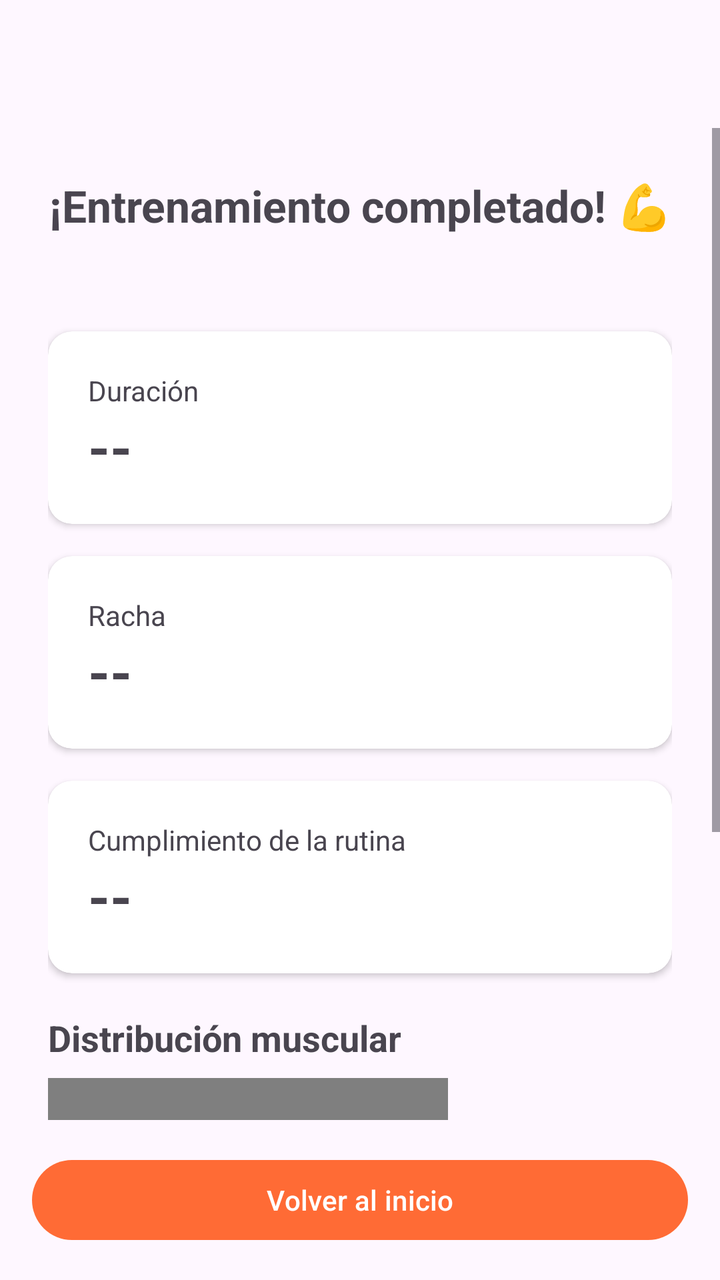
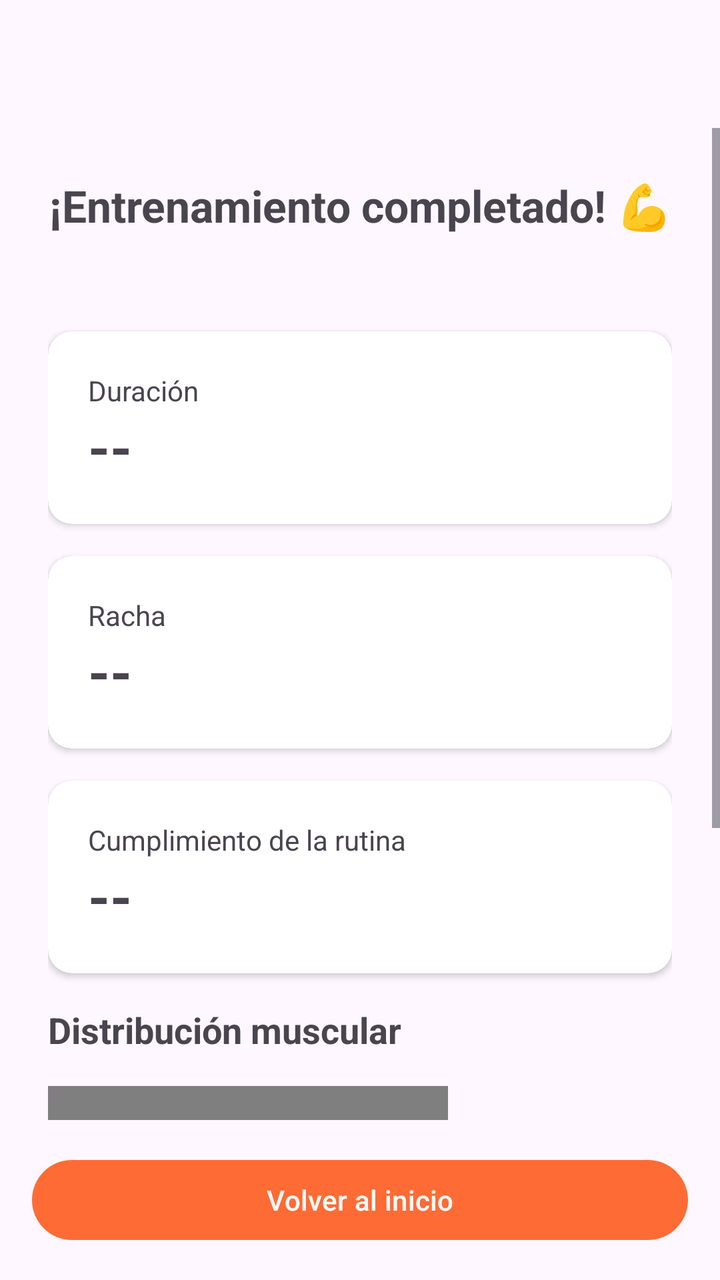

The first picture is an Android layout as it rendered before a commit; the second is the same layout after the commit. The layout source and the unified diff follow.
<!-- AndroidManifest.xml: application theme Theme.IronQuest -->
<!-- res/layout/activity_session_summary.xml -->
<?xml version="1.0" encoding="utf-8"?>
<LinearLayout xmlns:android="http://schemas.android.com/apk/res/android"
    xmlns:app="http://schemas.android.com/apk/res-auto"
    android:layout_width="match_parent"
    android:layout_height="match_parent"
    android:orientation="vertical">

    <com.google.android.material.appbar.MaterialToolbar
        android:id="@+id/toolbar"
        android:layout_width="match_parent"
        android:layout_height="?attr/actionBarSize"
        android:title="Resumen del entrenamiento" />

    <ScrollView
        android:layout_width="match_parent"
        android:layout_height="0dp"
        android:layout_weight="1">

        <LinearLayout
            android:layout_width="match_parent"
            android:layout_height="wrap_content"
            android:orientation="vertical"
            android:padding="24dp">

            <TextView
                android:id="@+id/text_titulo_felicitacion"
                android:layout_width="match_parent"
                android:layout_height="wrap_content"
                android:text="¡Entrenamiento completado! 💪"
                android:textStyle="bold"
                android:textSize="22sp"
                android:gravity="center" />

            <TextView
                android:id="@+id/text_rutina_nombre"
                android:layout_width="match_parent"
                android:layout_height="wrap_content"
                android:layout_marginTop="4dp"
                android:gravity="center"
                android:textSize="15sp" />

            <include
                android:id="@+id/card_sugerencias"
                layout="@layout/card_sugerencias" />

            <androidx.cardview.widget.CardView
                android:layout_width="match_parent"
                android:layout_height="wrap_content"
                android:layout_marginTop="24dp"
                app:cardCornerRadius="12dp"
                app:cardElevation="2dp">

                <LinearLayout
                    android:layout_width="match_parent"
                    android:layout_height="wrap_content"
                    android:orientation="vertical"
                    android:padding="20dp">

                    <TextView
                        android:layout_width="match_parent"
                        android:layout_height="wrap_content"
                        android:text="Duración"
                        android:textSize="14sp" />

                    <TextView
                        android:id="@+id/text_duracion"
                        android:layout_width="match_parent"
                        android:layout_height="wrap_content"
                        android:textStyle="bold"
                        android:textSize="28sp"
                        android:text="--" />

                </LinearLayout>

            </androidx.cardview.widget.CardView>

            <androidx.cardview.widget.CardView
                android:layout_width="match_parent"
                android:layout_height="wrap_content"
                android:layout_marginTop="16dp"
                app:cardCornerRadius="12dp"
                app:cardElevation="2dp">

                <LinearLayout
                    android:layout_width="match_parent"
                    android:layout_height="wrap_content"
                    android:orientation="vertical"
                    android:padding="20dp">

                    <TextView
                        android:layout_width="match_parent"
                        android:layout_height="wrap_content"
                        android:text="Racha"
                        android:textSize="14sp" />

                    <TextView
                        android:id="@+id/text_racha"
                        android:layout_width="match_parent"
                        android:layout_height="wrap_content"
                        android:textStyle="bold"
                        android:textSize="28sp"
                        android:text="--" />

                </LinearLayout>

            </androidx.cardview.widget.CardView>

            <androidx.cardview.widget.CardView
                android:layout_width="match_parent"
                android:layout_height="wrap_content"
                android:layout_marginTop="16dp"
                app:cardCornerRadius="12dp"
                app:cardElevation="2dp">

                <LinearLayout
                    android:layout_width="match_parent"
                    android:layout_height="wrap_content"
                    android:orientation="vertical"
                    android:padding="20dp">

                    <TextView
                        android:layout_width="match_parent"
                        android:layout_height="wrap_content"
                        android:text="Cumplimiento de la rutina"
                        android:textSize="14sp" />

                    <TextView
                        android:id="@+id/text_cumplimiento"
                        android:layout_width="match_parent"
                        android:layout_height="wrap_content"
                        android:textStyle="bold"
                        android:textSize="28sp"
                        android:text="--" />

                </LinearLayout>

            </androidx.cardview.widget.CardView>

            <include
                android:id="@+id/view_pie_sesion"
                layout="@layout/view_pie_chart_con_leyenda" />

        </LinearLayout>

    </ScrollView>

    <com.google.android.material.button.MaterialButton
        android:id="@+id/button_volver_inicio"
        android:layout_width="match_parent"
        android:layout_height="wrap_content"
        android:layout_margin="16dp"
        android:text="Volver al inicio" />

</LinearLayout>
<!-- res/layout/card_sugerencias.xml (included above) -->
<?xml version="1.0" encoding="utf-8"?>
<com.google.android.material.card.MaterialCardView xmlns:android="http://schemas.android.com/apk/res/android"
    xmlns:app="http://schemas.android.com/apk/res-auto"
    android:id="@+id/card_sugerencias"
    android:layout_width="match_parent"
    android:layout_height="wrap_content"
    android:layout_marginTop="16dp"
    android:visibility="gone"
    app:cardElevation="2dp">

    <LinearLayout
        android:layout_width="match_parent"
        android:layout_height="wrap_content"
        android:orientation="vertical"
        android:padding="20dp">

        <LinearLayout
            android:layout_width="match_parent"
            android:layout_height="wrap_content"
            android:orientation="horizontal"
            android:gravity="center_vertical">

            <LinearLayout
                android:layout_width="0dp"
                android:layout_height="wrap_content"
                android:layout_weight="1"
                android:orientation="vertical">

                <TextView
                    android:layout_width="match_parent"
                    android:layout_height="wrap_content"
                    android:text="Sugerencias de progresión"
                    android:textStyle="bold"
                    android:textSize="18sp" />

                <TextView
                    android:layout_width="match_parent"
                    android:layout_height="wrap_content"
                    android:layout_marginTop="4dp"
                    android:text="Según tu registro, puedes ajustar estos ejercicios:"
                    android:textSize="14sp" />
            </LinearLayout>

            <com.google.android.material.button.MaterialButton
                android:id="@+id/button_aceptar_todas"
                style="@style/Widget.Material3.Button.TextButton"
                android:layout_width="wrap_content"
                android:layout_height="wrap_content"
                android:text="Aceptar todas" />

        </LinearLayout>

        <LinearLayout
            android:id="@+id/container_sugerencias"
            android:layout_width="match_parent"
            android:layout_height="wrap_content"
            android:layout_marginTop="8dp"
            android:orientation="vertical" />

    </LinearLayout>

</com.google.android.material.card.MaterialCardView>
<!-- res/layout/view_pie_chart_con_leyenda.xml (included above) -->
<?xml version="1.0" encoding="utf-8"?>
<LinearLayout xmlns:android="http://schemas.android.com/apk/res/android"
    android:layout_width="match_parent"
    android:layout_height="wrap_content"
    android:orientation="vertical"
    android:layout_marginTop="16dp">

    <TextView
        android:layout_width="match_parent"
        android:layout_height="wrap_content"
        android:text="Distribución muscular"
        android:textSize="18sp"
        android:textStyle="bold"
        android:paddingTop="4dp"
        android:paddingBottom="8dp" />

    <LinearLayout
        android:layout_width="match_parent"
        android:layout_height="wrap_content"
        android:orientation="horizontal"
        android:gravity="center_vertical">

        <com.ironquest.mvp.ui.PieChartView
            android:id="@+id/pie_chart"
            android:layout_width="200dp"
            android:layout_height="200dp" />

        <LinearLayout
            android:id="@+id/container_leyenda"
            android:layout_width="0dp"
            android:layout_height="wrap_content"
            android:layout_weight="1"
            android:orientation="vertical"
            android:layout_marginStart="16dp" />
    </LinearLayout>

    <TextView
        android:id="@+id/text_pie_vacio"
        android:layout_width="match_parent"
        android:layout_height="wrap_content"
        android:visibility="gone"
        android:paddingTop="8dp"
        android:text="Sin datos suficientes" />
</LinearLayout>
<!-- resources referenced by this layout -->
<resources>
  <style name="Theme.IronQuest" parent="Theme.Material3.DayNight.NoActionBar">
          <item name="colorPrimary">@color/ironquest_orange</item>
          <item name="colorOnPrimary">@color/ironquest_on_orange</item>
          <item name="colorPrimaryContainer">@color/ironquest_orange_container</item>
          <item name="colorOnPrimaryContainer">@color/ironquest_on_orange_container</item>
          <item name="colorSecondary">@color/ironquest_orange_dark</item>
          <item name="colorOnSecondary">@color/ironquest_on_orange</item>
          <item name="colorSecondaryContainer">@color/ironquest_orange_light</item>
          <item name="colorOnSecondaryContainer">@color/ironquest_on_orange_container</item>
          <item name="colorTertiary">@color/ironquest_orange_dark</item>
  
          <item name="bottomNavigationStyle">@style/Widget.IronQuest.BottomNavigationView</item>
          <item name="android:statusBarColor">?attr/colorSurface</item>
          <item name="android:windowLightStatusBar">@bool/window_light_status_bar</item>
      </style>
  <color name="ironquest_orange">#FF6B35</color>
  <color name="ironquest_on_orange">#FFFFFF</color>
  <color name="ironquest_orange_container">#FFDBCE</color>
  <color name="ironquest_on_orange_container">#3A0D00</color>
  <color name="ironquest_orange_dark">#E8571F</color>
  <color name="ironquest_orange_light">#FFB199</color>
  <style name="Widget.IronQuest.BottomNavigationView" parent="Widget.Material3.BottomNavigationView">
          <item name="itemIconTint">@color/nav_item_color</item>
          <item name="itemTextColor">@color/nav_item_color</item>
          <item name="itemActiveIndicatorStyle">@style/Widget.IronQuest.BottomNavigation.ActiveIndicator</item>
      </style>
  <style name="Widget.IronQuest.BottomNavigation.ActiveIndicator" parent="Widget.Material3.BottomNavigationView.ActiveIndicator">
          <item name="android:color">@android:color/transparent</item>
      </style>
</resources>

<!-- the commit's change to res/layout/activity_session_summary.xml (unified diff, before → after) -->
@@ -135,6 +135,14 @@
                 </LinearLayout>
 
             </androidx.cardview.widget.CardView>
+
+            <TextView
+                android:layout_width="match_parent"
+                android:layout_height="wrap_content"
+                android:text="Distribución muscular"
+                android:textSize="18sp"
+                android:textStyle="bold"
+                android:layout_marginTop="16dp" />
 
             <include
                 android:id="@+id/view_pie_sesion"
@@ -223,15 +231,6 @@
     android:orientation="vertical"
     android:layout_marginTop="16dp">
 
-    <TextView
-        android:layout_width="match_parent"
-        android:layout_height="wrap_content"
-        android:text="Distribución muscular"
-        android:textSize="18sp"
-        android:textStyle="bold"
-        android:paddingTop="4dp"
-        android:paddingBottom="8dp" />
-
     <LinearLayout
         android:layout_width="match_parent"
         android:layout_height="wrap_content"
